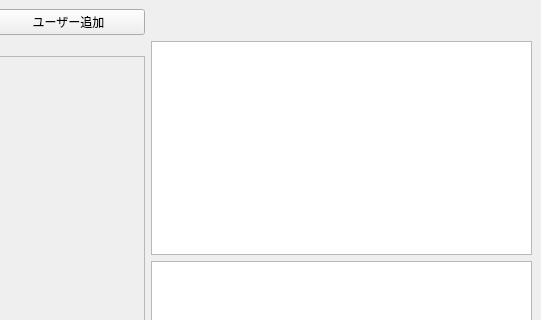
Qt form pyfile/UI/window.ui (hisa11/QRmanager) before a commit; both pictures show x 335 to 876 and y 0 to 320 of the 876 by 573 pixel window.
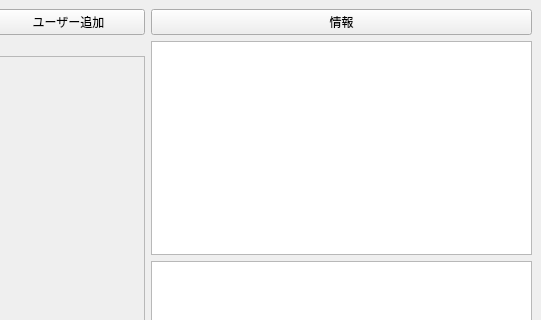
The same form after that commit.

What changed in the file:
```diff
--- a/pyfile/UI/window.ui
+++ b/pyfile/UI/window.ui
@@ -36,6 +36,13 @@
       </property>
      </widget>
     </item>
+    <item row="0" column="3">
+     <widget class="QPushButton" name="info_button">
+      <property name="text">
+       <string>情報</string>
+      </property>
+     </widget>
+    </item>
     <item row="1" column="0" rowspan="2" colspan="3">
      <widget class="QFrame" name="QRframe">
       <property name="minimumSize">
```
